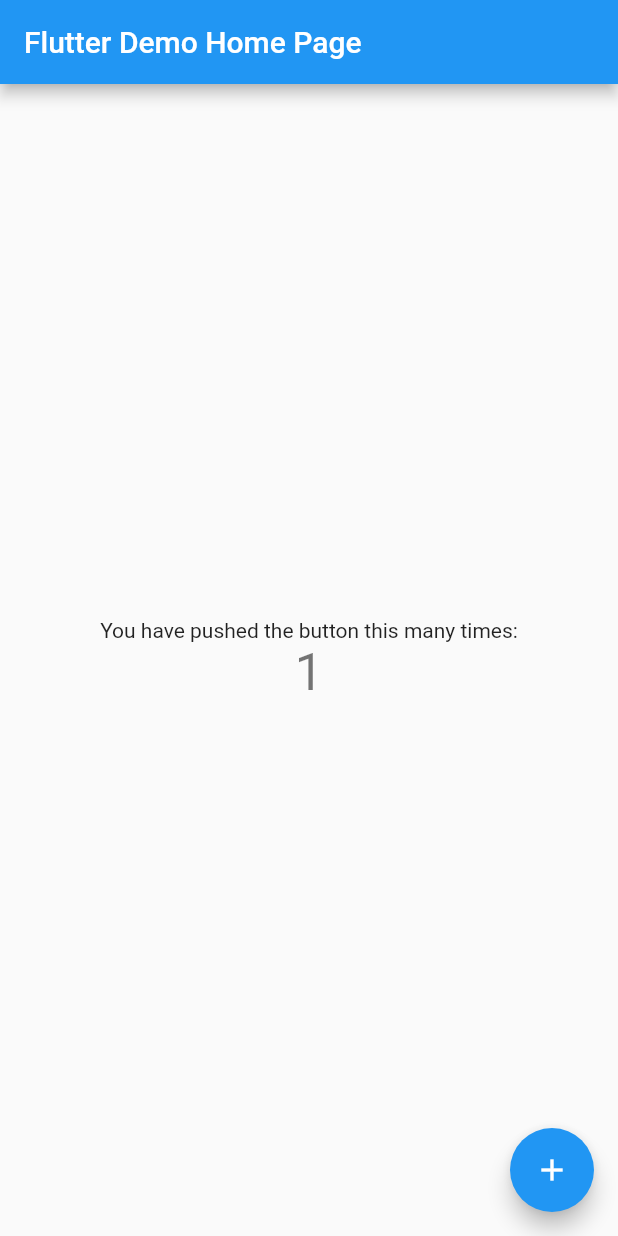
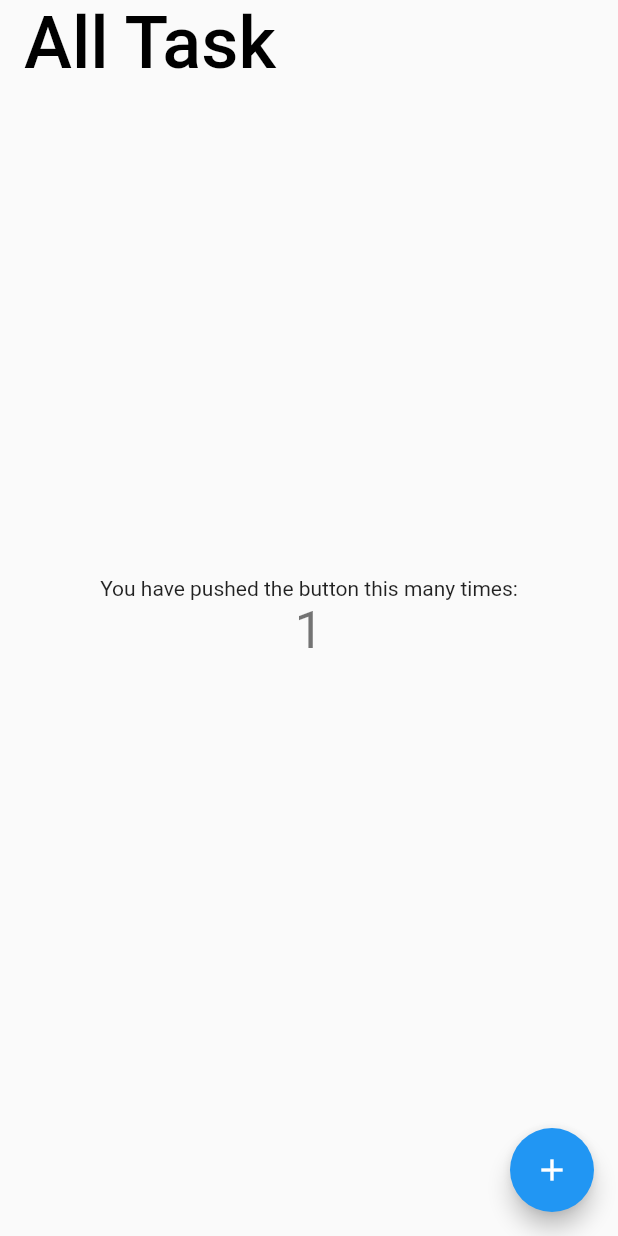
Before and after one commit to hongbeomi/SimpleToDo, a Flutter app: the screen it shows after launch, after a tap on the "add" icon, on a phone screen of 412 x 824 dp. Run offline on Flutter 3.47's test engine with Material 2 defaults, Android fonts, the phone set to English and light mode, and no system bars.

Commit message:
set appBar

```diff
--- /dev/null
+++ b/lib/home.dart
@@ -0,0 +1,58 @@
+import 'package:flutter/material.dart';
+
+class HomePage extends StatefulWidget {
+  HomePage({Key key, this.title}) : super(key: key);
+
+  final String title;
+
+  @override
+  _HomePageState createState() => _HomePageState();
+}
+
+class _HomePageState extends State<HomePage> {
+  int _counter = 0;
+
+  void _incrementCounter() {
+    setState(() {
+      _counter++;
+    });
+  }
+
+  @override
+  Widget build(BuildContext context) {
+    return Scaffold(
+      appBar: AppBar(
+        title: Text(
+          widget.title,
+          style: TextStyle(
+            color: Colors.black,
+            fontSize: 48,
+          ),
+        ),
+        backgroundColor: Colors.transparent,
+        elevation: 0.0,
+        centerTitle: false,
+      ),
+      extendBodyBehindAppBar: true,
+      body: Center(
+        child: Column(
+          mainAxisAlignment: MainAxisAlignment.center,
+          children: <Widget>[
+            Text(
+              'You have pushed the button this many times:',
+            ),
+            Text(
+              '$_counter',
+              style: Theme.of(context).textTheme.headline4,
+            ),
+          ],
+        ),
+      ),
+      floatingActionButton: FloatingActionButton(
+        onPressed: _incrementCounter,
+        tooltip: 'Increment',
+        child: Icon(Icons.add),
+      ),
+    );
+  }
+}
--- a/lib/main.dart
+++ b/lib/main.dart
@@ -1,10 +1,11 @@
 import 'package:flutter/material.dart';
+import 'home.dart';
 
 void main() {
-  runApp(MyApp());
+  runApp(SimpleToDo());
 }
 
-class MyApp extends StatelessWidget {
+class SimpleToDo extends StatelessWidget {
   @override
   Widget build(BuildContext context) {
     return MaterialApp(
@@ -13,54 +14,7 @@ class MyApp extends StatelessWidget {
         primarySwatch: Colors.blue,
         visualDensity: VisualDensity.adaptivePlatformDensity,
       ),
-      home: MyHomePage(title: 'Flutter Demo Home Page'),
+      home: HomePage(title: 'All Task'),
     );
   }
 }
-
-class MyHomePage extends StatefulWidget {
-  MyHomePage({Key key, this.title}) : super(key: key);
-
-  final String title;
-
-  @override
-  _MyHomePageState createState() => _MyHomePageState();
-}
-
-class _MyHomePageState extends State<MyHomePage> {
-  int _counter = 0;
-
-  void _incrementCounter() {
-    setState(() {
-      _counter++;
-    });
-  }
-
-  @override
-  Widget build(BuildContext context) {
-    return Scaffold(
-      appBar: AppBar(
-        title: Text(widget.title),
-      ),
-      body: Center(
-        child: Column(
-          mainAxisAlignment: MainAxisAlignment.center,
-          children: <Widget>[
-            Text(
-              'You have pushed the button this many times:',
-            ),
-            Text(
-              '$_counter',
-              style: Theme.of(context).textTheme.headline4,
-            ),
-          ],
-        ),
-      ),
-      floatingActionButton: FloatingActionButton(
-        onPressed: _incrementCounter,
-        tooltip: 'Increment',
-        child: Icon(Icons.add),
-      ),
-    );
-  }
-}
```
Also changed, not shown: 1 other file.
